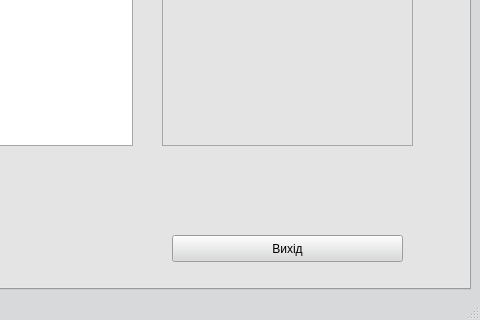
Before: the Qt Designer form hr_department.ui in landrew31/db_course_work, drawn with Qt 5; both pictures show x 880 to 1360 and y 440 to 760 of the 1360 by 760 pixel window.
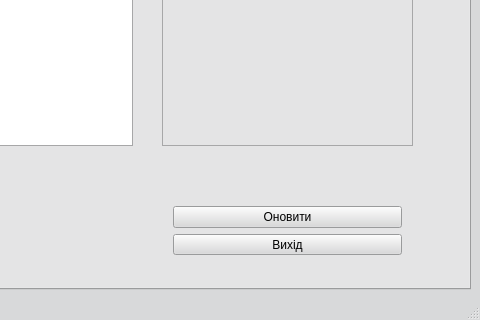
After: the same form once the commit is applied. The open tabs and pages were chosen to show the change.

```diff
--- a/hr_department.ui
+++ b/hr_department.ui
@@ -756,22 +756,6 @@
        </rect>
       </property>
      </widget>
-     <widget class="QPushButton" name="button_closeWindow_3">
-      <property name="geometry">
-       <rect>
-        <x>1050</x>
-        <y>630</y>
-        <width>231</width>
-        <height>27</height>
-       </rect>
-      </property>
-      <property name="cursor">
-       <cursorShape>PointingHandCursor</cursorShape>
-      </property>
-      <property name="text">
-       <string>Вихід</string>
-      </property>
-     </widget>
      <widget class="QFrame" name="frame_actions_4">
       <property name="geometry">
        <rect>
@@ -830,6 +814,38 @@
        </layout>
       </widget>
      </widget>
+     <widget class="QWidget" name="verticalLayoutWidget">
+      <property name="geometry">
+       <rect>
+        <x>1040</x>
+        <y>590</y>
+        <width>251</width>
+        <height>71</height>
+       </rect>
+      </property>
+      <layout class="QVBoxLayout" name="verticalLayout">
+       <item>
+        <widget class="QPushButton" name="updateVacanciesTable">
+         <property name="cursor">
+          <cursorShape>PointingHandCursor</cursorShape>
+         </property>
+         <property name="text">
+          <string>Оновити</string>
+         </property>
+        </widget>
+       </item>
+       <item>
+        <widget class="QPushButton" name="button_closeWindow_3">
+         <property name="cursor">
+          <cursorShape>PointingHandCursor</cursorShape>
+         </property>
+         <property name="text">
+          <string>Вихід</string>
+         </property>
+        </widget>
+       </item>
+      </layout>
+     </widget>
     </widget>
     <widget class="QWidget" name="tab_positions">
      <attribute name="title">
```
Left out of the diff: 94 changed lines with no effect on the pictures.
